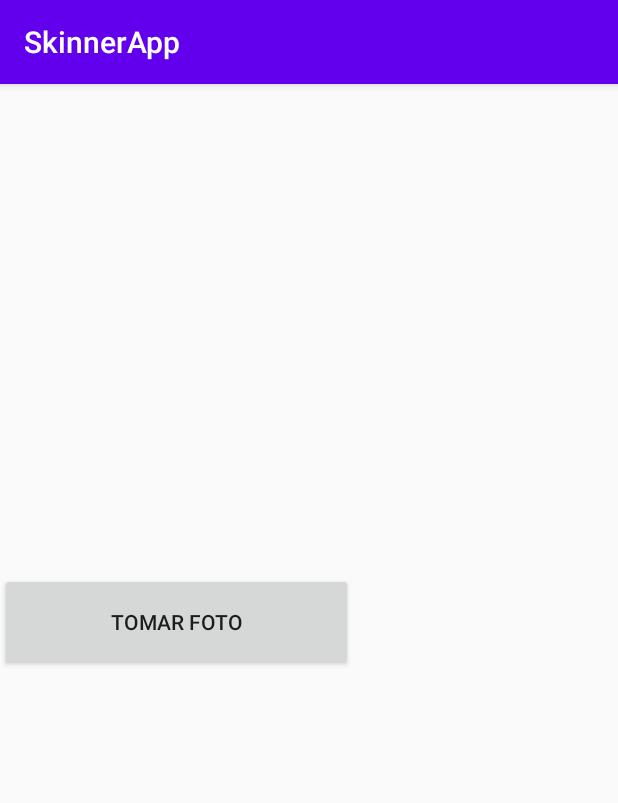
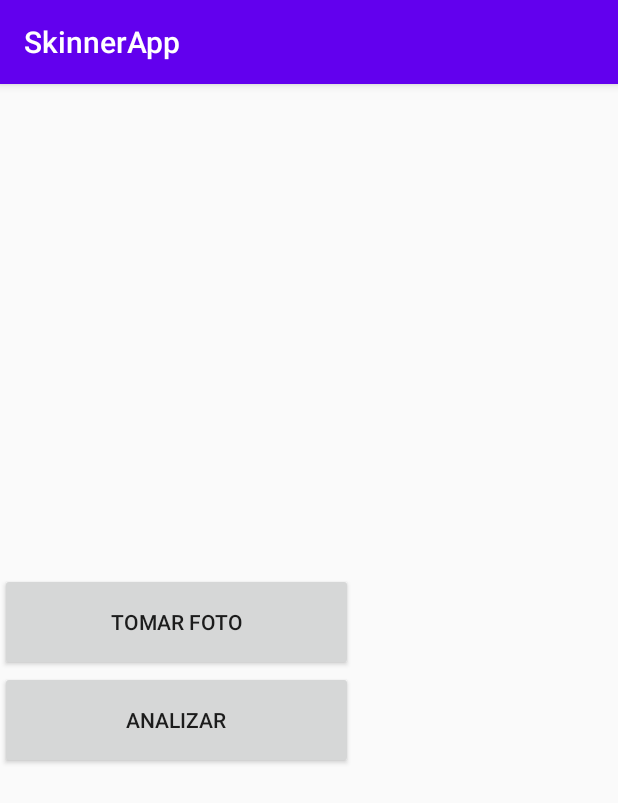
Before and after one commit to elpetrocapo/ProyectoSkinner, an Android app: the screen it shows after launch (MainActivity), on a phone screen of 412 x 824 dp. Shown: the top 803 px of the screen. Run offline under Robolectric (Android 15) with nearby library versions, the phone set to English and light mode, and no system bars; pictures from the network do not load.

Commit message:
Skinner App v1.2

```diff
--- a/SkinnerApp/app/build.gradle
+++ b/SkinnerApp/app/build.gradle
@@ -29,4 +29,7 @@ dependencies {
     testImplementation 'junit:junit:4.12'
     androidTestImplementation 'androidx.test.ext:junit:1.1.1'
     androidTestImplementation 'androidx.test.espresso:espresso-core:3.2.0'
+    implementation 'com.squareup.retrofit2:retrofit:(insert latest version)'
+    implementation 'com.squareup.retrofit2:converter-gson:2.5.0'
+
 }
--- /dev/null
+++ b/SkinnerApp/app/src/main/java/com/example/skinnerapp/Interface/JsonPlaceHolderApi.java
@@ -0,0 +1,24 @@
+package com.example.skinnerapp.Interface;
+
+import com.example.skinnerapp.Model.AnalizarImagenRequest;
+import com.example.skinnerapp.Model.AnalizarImagenResponse;
+
+import java.util.List;
+
+import retrofit2.Call;
+import retrofit2.http.Body;
+import retrofit2.http.Field;
+import retrofit2.http.FormUrlEncoded;
+import retrofit2.http.GET;
+import retrofit2.http.Headers;
+import retrofit2.http.POST;
+
+public interface JsonPlaceHolderApi {
+
+    @POST("/AnalizarImagen/")
+    @Headers({ "Content-Type: application/json;charset=UTF-8"})
+    Call<AnalizarImagenResponse> savePost(@Body AnalizarImagenRequest body);
+
+    @GET("/Test")
+    Call<String> callTest();
+}
--- a/SkinnerApp/app/src/main/res/layout/activity_main.xml
+++ b/SkinnerApp/app/src/main/res/layout/activity_main.xml
@@ -18,4 +18,13 @@
         android:layout_centerHorizontal="true"
         android:onClick="takePicture"
         android:text="Tomar foto" />
+    <Button
+        android:layout_width="235dp"
+        android:layout_height="65dp"
+        android:text="Analizar"
+        android:id="@+id/button_analizar"/>
+    <TextView
+        android:layout_width="match_parent"
+        android:layout_height="match_parent"
+        android:id="@+id/text_call"/>
 </LinearLayout>
```
Also changed, not shown: SkinnerApp/app/src/main/AndroidManifest.xml (+8 -0 lines), SkinnerApp/app/src/main/java/com/example/skinnerapp/MainActivity.java (+90 -2 lines), SkinnerApp/app/src/main/java/com/example/skinnerapp/Model/AnalizarImagenRequest.java (added, +9 -0 lines), SkinnerApp/app/src/main/java/com/example/skinnerapp/Model/AnalizarImagenResponse.java (added, +22 -0 lines), SkinnerApp/app/src/main/res/xml/network_security_config.xml (added, +7 -0 lines).
